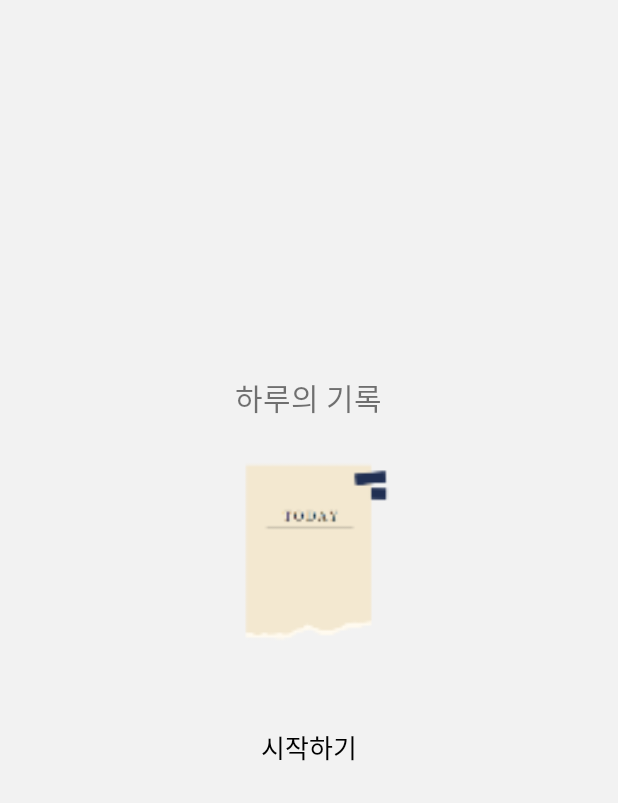
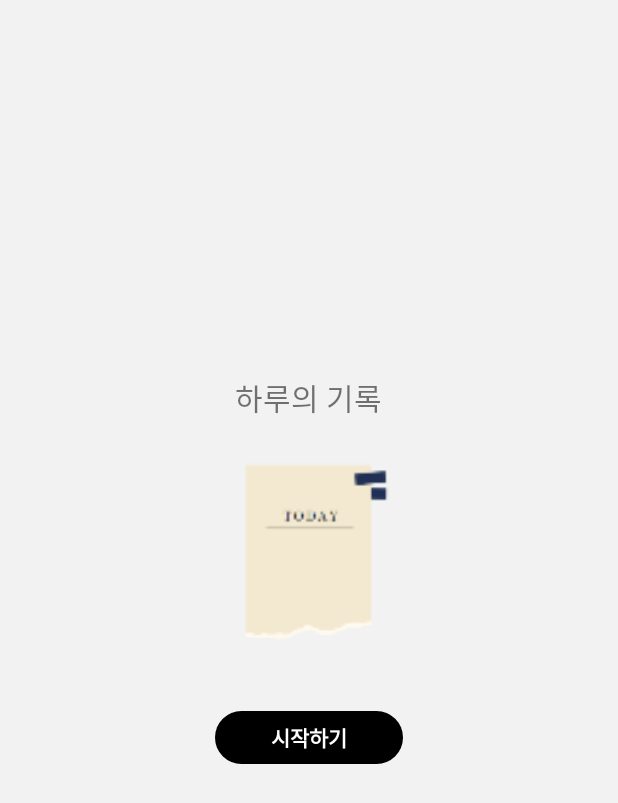
Before and after one commit to minjung03/SWchallenge_ToDa, an Android app: the screen it shows after launch (MainActivity), on a phone screen of 412 x 824 dp. Shown: the top 803 px of the screen. Run offline under Robolectric (Android 15) with nearby library versions, the phone set to English and light mode, and no system bars.

Commit message:
화면전환 + 메인 애니메이션 효과

```diff
--- a/app/src/main/java/com/cookandroid/to_da_project/MainActivity.java
+++ b/app/src/main/java/com/cookandroid/to_da_project/MainActivity.java
@@ -14,7 +14,7 @@ public class MainActivity extends AppCompatActivity {
         super.onCreate(savedInstanceState);
         setContentView(R.layout.activity_main);
 
-        Button startingButton = (Button) findViewById(R.id.btn_starting);
+        Button startingButton = (Button) findViewById(R.id.btn_main_start);
 
         startingButton.setOnClickListener(new View.OnClickListener() {
 
@@ -22,6 +22,8 @@ public class MainActivity extends AppCompatActivity {
             public void onClick(View v) {
                 Intent intent = new Intent(getApplicationContext(), Login.class);
                 startActivity(intent);
+
+                overridePendingTransition(R.anim.fadein, R.anim.fadeout);
             }
         });
     }
--- /dev/null
+++ b/app/src/main/res/anim/fadein.xml
@@ -0,0 +1,5 @@
+<?xml version="1.0" encoding="utf-8"?>
+<alpha xmlns:android="http://schemas.android.com/apk/res/android"
+    android:duration="500"
+    android:fromAlpha="0.0"
+    android:toAlpha="1.0" />
--- /dev/null
+++ b/app/src/main/res/anim/fadeout.xml
@@ -0,0 +1,5 @@
+<?xml version="1.0" encoding="utf-8"?>
+<alpha xmlns:android="http://schemas.android.com/apk/res/android"
+    android:duration="500"
+    android:fromAlpha="1.0"
+    android:toAlpha="0.0" />
--- a/app/src/main/res/layout/activity_main.xml
+++ b/app/src/main/res/layout/activity_main.xml
@@ -25,14 +25,15 @@
         android:src="@mipmap/today_diary_logo" />
 
     <Button
-        android:id="@+id/btn_starting"
-        android:layout_width="wrap_content"
-        android:layout_height="wrap_content"
-        android:text="시작하기"
-        android:textSize="17sp"
+        android:id="@+id/btn_main_start"
+        android:textStyle="bold"
+        android:layout_width="125dp"
+        android:layout_height="35dp"
         android:layout_gravity="center"
         android:layout_marginTop="20dp"
-        android:textColor="#000000"/>
+        android:text="시작하기"
+        android:textColor="#ffffff"
+        android:background="@drawable/button_style"/>
 <!--    <LinearLayout
         android:layout_width="270dp"
         android:layout_height="wrap_content"
```
Also changed, not shown: app/src/main/java/com/cookandroid/to_da_project/MainMenu.java (+32 -0 lines), app/src/main/java/com/cookandroid/to_da_project/TodayList.java (added, +13 -0 lines), app/src/main/java/com/cookandroid/to_da_project/TodayQuestion.java (added, +13 -0 lines), app/src/main/java/com/cookandroid/to_da_project/TodoList.java (added, +14 -0 lines).
